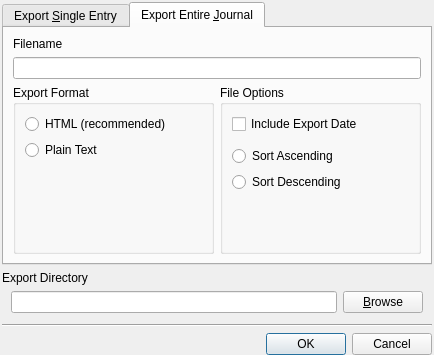
This is ui/entryexporter.ui in pwizard2/robojournal as Qt 5 draws it before an edit. The edited form follows.
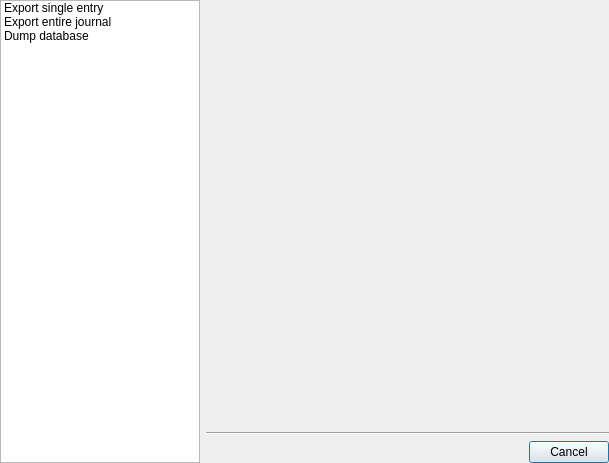
This is the edited form. The open tabs and pages were chosen to show the change. Icons and pictures are not drawn.

Commit message: re-design of entry exporter in progress

```diff
--- a/ui/entryexporter.ui
+++ b/ui/entryexporter.ui
@@ -6,358 +6,122 @@
    <rect>
     <x>0</x>
     <y>0</y>
-    <width>434</width>
-    <height>355</height>
+    <width>609</width>
+    <height>463</height>
    </rect>
   </property>
   <property name="windowTitle">
    <string>Dialog</string>
   </property>
-  <layout class="QVBoxLayout" name="verticalLayout_4">
+  <layout class="QHBoxLayout" name="horizontalLayout">
+   <property name="spacing">
+    <number>6</number>
+   </property>
    <property name="leftMargin">
-    <number>2</number>
+    <number>0</number>
    </property>
    <property name="topMargin">
-    <number>2</number>
+    <number>0</number>
    </property>
    <property name="rightMargin">
-    <number>2</number>
+    <number>0</number>
    </property>
    <property name="bottomMargin">
     <number>0</number>
    </property>
    <item>
-    <widget class="QTabWidget" name="tabWidget">
-     <property name="currentIndex">
+    <widget class="QListWidget" name="Menu">
+     <property name="minimumSize">
+      <size>
+       <width>175</width>
+       <height>0</height>
+      </size>
+     </property>
+     <property name="maximumSize">
+      <size>
+       <width>200</width>
+       <height>16777215</height>
+      </size>
+     </property>
+     <property name="lineWidth">
       <number>0</number>
      </property>
-     <widget class="QWidget" name="ExportEntry">
-      <attribute name="icon">
+     <property name="spacing">
+      <number>3</number>
+     </property>
+     <item>
+      <property name="text">
+       <string>Export single entry</string>
+      </property>
+      <property name="icon">
        <iconset resource="../images.qrc">
         <normaloff>:/icons/page_white.png</normaloff>:/icons/page_white.png</iconset>
-      </attribute>
-      <attribute name="title">
-       <string>Export &amp;Single Entry</string>
-      </attribute>
-      <attribute name="toolTip">
-       <string>Export single (currently selected) entry</string>
-      </attribute>
-      <layout class="QVBoxLayout" name="verticalLayout_7">
-       <item>
-        <widget class="QLabel" name="label_2">
-         <property name="text">
-          <string>Filename</string>
-         </property>
-        </widget>
-       </item>
-       <item>
-        <widget class="QLineEdit" name="FileName">
-         <property name="readOnly">
-          <bool>true</bool>
-         </property>
-        </widget>
-       </item>
-       <item>
-        <layout class="QHBoxLayout" name="horizontalLayout_3">
-         <item>
-          <widget class="QGroupBox" name="groupBox_2">
-           <property name="title">
-            <string>Export Format</string>
-           </property>
-           <layout class="QVBoxLayout" name="verticalLayout">
-            <item>
-             <widget class="QRadioButton" name="HTML">
-              <property name="toolTip">
-               <string>&lt;p&gt;Export the entry to a HTML-formatted document that may be viewed with a web browser. This option preserves text formatting. &lt;/p&gt;</string>
-              </property>
-              <property name="text">
-               <string>HTML (recommended)</string>
-              </property>
-             </widget>
-            </item>
-            <item>
-             <widget class="QRadioButton" name="PlainText">
-              <property name="toolTip">
-               <string>&lt;p&gt;Export the entry to a plain text document that may be viewed with a text editor. This option &lt;b&gt;does not&lt;/b&gt; preserve text formatting.&lt;/p&gt;</string>
-              </property>
-              <property name="text">
-               <string>Plain Text</string>
-              </property>
-             </widget>
-            </item>
-            <item>
-             <spacer name="verticalSpacer_3">
-              <property name="orientation">
-               <enum>Qt::Vertical</enum>
-              </property>
-              <property name="sizeType">
-               <enum>QSizePolicy::Expanding</enum>
-              </property>
-              <property name="sizeHint" stdset="0">
-               <size>
-                <width>20</width>
-                <height>64</height>
-               </size>
-              </property>
-             </spacer>
-            </item>
-           </layout>
-          </widget>
-         </item>
-         <item>
-          <widget class="QGroupBox" name="groupBox">
-           <property name="title">
-            <string>Filename Options</string>
-           </property>
-           <layout class="QVBoxLayout" name="verticalLayout_5">
-            <item>
-             <widget class="QCheckBox" name="IncludeDate">
-              <property name="toolTip">
-               <string>&lt;p&gt;Include the date on which the entry was made in the filename. (recommended)&lt;/p&gt;</string>
-              </property>
-              <property name="text">
-               <string>Include Date </string>
-              </property>
-             </widget>
-            </item>
-            <item>
-             <widget class="QCheckBox" name="IncludeJournalName">
-              <property name="toolTip">
-               <string>&lt;p&gt;Include the name of the journal this entry came from in the filename. (recommended)&lt;/p&gt;</string>
-              </property>
-              <property name="text">
-               <string>Include Journal Name</string>
-              </property>
-             </widget>
-            </item>
-            <item>
-             <spacer name="verticalSpacer_4">
-              <property name="orientation">
-               <enum>Qt::Vertical</enum>
-              </property>
-              <property name="sizeHint" stdset="0">
-               <size>
-                <width>20</width>
-                <height>40</height>
-               </size>
-              </property>
-             </spacer>
-            </item>
-           </layout>
-          </widget>
-         </item>
-        </layout>
-       </item>
-      </layout>
-     </widget>
-     <widget class="QWidget" name="ExportDatabase">
-      <attribute name="icon">
+      </property>
+     </item>
+     <item>
+      <property name="text">
+       <string>Export entire journal</string>
+      </property>
+      <property name="icon">
        <iconset resource="../images.qrc">
         <normaloff>:/icons/page_white_stack.png</normaloff>:/icons/page_white_stack.png</iconset>
-      </attribute>
-      <attribute name="title">
-       <string>Export Entire &amp;Journal</string>
-      </attribute>
-      <attribute name="toolTip">
-       <string>Export the entire database to one file</string>
-      </attribute>
-      <layout class="QVBoxLayout" name="verticalLayout_6">
-       <item>
-        <widget class="QLabel" name="label_3">
-         <property name="text">
-          <string>Filename</string>
-         </property>
-        </widget>
-       </item>
-       <item>
-        <widget class="QLineEdit" name="FileName_2">
-         <property name="readOnly">
-          <bool>true</bool>
-         </property>
-        </widget>
-       </item>
-       <item>
-        <layout class="QHBoxLayout" name="horizontalLayout_2">
-         <item>
-          <widget class="QGroupBox" name="groupBox_3">
-           <property name="title">
-            <string>Export Format</string>
-           </property>
-           <layout class="QVBoxLayout" name="verticalLayout_3">
-            <item>
-             <widget class="QRadioButton" name="HTML_2">
-              <property name="toolTip">
-               <string>&lt;p&gt;Export the entry to a HTML-formatted document that may be viewed with a web browser. This option preserves text formatting. &lt;/p&gt;</string>
-              </property>
-              <property name="text">
-               <string>HTML (recommended)</string>
-              </property>
-             </widget>
-            </item>
-            <item>
-             <widget class="QRadioButton" name="PlainText_2">
-              <property name="toolTip">
-               <string>&lt;p&gt;Export the entry to a plain text document that may be viewed with a text editor. This option &lt;b&gt;does not&lt;/b&gt; preserve text formatting.&lt;/p&gt;</string>
-              </property>
-              <property name="text">
-               <string>Plain Text</string>
-              </property>
-             </widget>
-            </item>
-            <item>
-             <spacer name="verticalSpacer_5">
-              <property name="orientation">
-               <enum>Qt::Vertical</enum>
-              </property>
-              <property name="sizeHint" stdset="0">
-               <size>
-                <width>20</width>
-                <height>40</height>
-               </size>
-              </property>
-             </spacer>
-            </item>
-           </layout>
-          </widget>
-         </item>
-         <item>
-          <widget class="QGroupBox" name="groupBox_4">
-           <property name="title">
-            <string>File Options</string>
-           </property>
-           <layout class="QVBoxLayout" name="verticalLayout_2">
-            <item>
-             <widget class="QCheckBox" name="IncludeExportDate">
-              <property name="text">
-               <string>Include Export Date</string>
-              </property>
-             </widget>
-            </item>
-            <item>
-             <spacer name="verticalSpacer_6">
-              <property name="orientation">
-               <enum>Qt::Vertical</enum>
-              </property>
-              <property name="sizeType">
-               <enum>QSizePolicy::Preferred</enum>
-              </property>
-              <property name="sizeHint" stdset="0">
-               <size>
-                <width>20</width>
-                <height>6</height>
-               </size>
-              </property>
-             </spacer>
-            </item>
-            <item>
-             <widget class="QRadioButton" name="asc">
-              <property name="toolTip">
-               <string>Place oldest entry first</string>
-              </property>
-              <property name="text">
-               <string>Sort Ascending</string>
-              </property>
-             </widget>
-            </item>
-            <item>
-             <widget class="QRadioButton" name="desc">
-              <property name="toolTip">
-               <string>Place newest entry first</string>
-              </property>
-              <property name="text">
-               <string>Sort Descending</string>
-              </property>
-             </widget>
-            </item>
-            <item>
-             <spacer name="verticalSpacer_2">
-              <property name="orientation">
-               <enum>Qt::Vertical</enum>
-              </property>
-              <property name="sizeType">
-               <enum>QSizePolicy::Expanding</enum>
-              </property>
-              <property name="sizeHint" stdset="0">
-               <size>
-                <width>20</width>
-                <height>41</height>
-               </size>
-              </property>
-             </spacer>
-            </item>
-           </layout>
-          </widget>
-         </item>
-        </layout>
-       </item>
-      </layout>
-     </widget>
+      </property>
+     </item>
+     <item>
+      <property name="text">
+       <string>Dump database</string>
+      </property>
+      <property name="icon">
+       <iconset resource="../images.qrc">
+        <normaloff>:/icons/database.png</normaloff>:/icons/database.png</iconset>
+      </property>
+     </item>
     </widget>
    </item>
    <item>
-    <widget class="QLabel" name="label">
-     <property name="text">
-      <string>Export Directory</string>
-     </property>
-    </widget>
-   </item>
-   <item>
-    <layout class="QHBoxLayout" name="horizontalLayout">
-     <property name="leftMargin">
-      <number>9</number>
-     </property>
-     <property name="rightMargin">
-      <number>9</number>
-     </property>
+    <layout class="QVBoxLayout" name="verticalLayout">
      <item>
-      <widget class="QLineEdit" name="ExportLocation"/>
+      <widget class="QScrollArea" name="PageArea">
+       <property name="frameShape">
+        <enum>QFrame::NoFrame</enum>
+       </property>
+       <property name="frameShadow">
+        <enum>QFrame::Plain</enum>
+       </property>
+       <property name="widgetResizable">
+        <bool>true</bool>
+       </property>
+       <widget class="QWidget" name="scrollAreaWidgetContents">
+        <property name="geometry">
+         <rect>
+          <x>0</x>
+          <y>0</y>
+          <width>401</width>
+          <height>419</height>
+         </rect>
+        </property>
+       </widget>
+      </widget>
      </item>
      <item>
-      <widget class="QPushButton" name="BrowseButton">
-       <property name="text">
-        <string>&amp;Browse</string>
+      <widget class="Line" name="line">
+       <property name="orientation">
+        <enum>Qt::Horizontal</enum>
        </property>
-       <property name="icon">
-        <iconset resource="../images.qrc">
-         <normaloff>:/icons/folder.png</normaloff>:/icons/folder.png</iconset>
+      </widget>
+     </item>
+     <item>
+      <widget class="QDialogButtonBox" name="buttonBox">
+       <property name="orientation">
+        <enum>Qt::Horizontal</enum>
+       </property>
+       <property name="standardButtons">
+        <set>QDialogButtonBox::Cancel</set>
        </property>
       </widget>
      </item>
     </layout>
    </item>
-   <item>
-    <spacer name="verticalSpacer">
-     <property name="orientation">
-      <enum>Qt::Vertical</enum>
-     </property>
-     <property name="sizeType">
-      <enum>QSizePolicy::Minimum</enum>
-     </property>
-     <property name="sizeHint" stdset="0">
-      <size>
-       <width>406</width>
-       <height>5</height>
-      </size>
-     </property>
-    </spacer>
-   </item>
-   <item>
-    <widget class="Line" name="line">
-     <property name="orientation">
-      <enum>Qt::Horizontal</enum>
-     </property>
-    </widget>
-   </item>
-   <item>
-    <widget class="QDialogButtonBox" name="buttonBox">
-     <property name="orientation">
-      <enum>Qt::Horizontal</enum>
-     </property>
-     <property name="standardButtons">
-      <set>QDialogButtonBox::Cancel|QDialogButtonBox::Ok</set>
-     </property>
-    </widget>
-   </item>
   </layout>
  </widget>
  <resources>
```
The commit also changes 21 other files.
